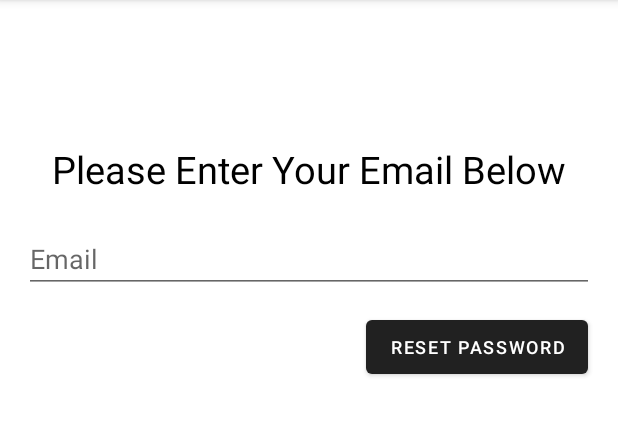
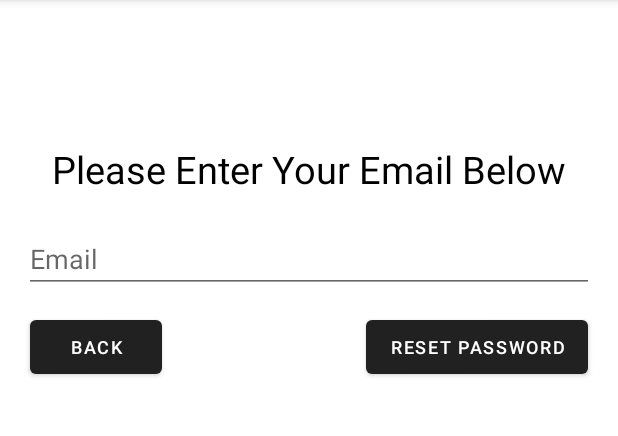
Before and after one commit to Killian-H/Mobile-Application-Project, an Android app: the PasswordFragment screen opened through its navigation route, on a phone screen of 412 x 824 dp, the part 84-520 px from its top. Run offline under Robolectric (Android 15) with nearby library versions, the phone set to English and light mode, and no system bars; our stand-ins replace Volley, navigation-ui; libraries missing offline, so code that uses them is left out: com.auth0.android, me.pushy.sdk; 2 statements that could not run were skipped.

Commit message:
Added back button to forgot password.

```diff
--- a/app/src/main/java/edu/uw/tcss450/group7/chatapp/ui/auth/signin/PasswordFragment.java
+++ b/app/src/main/java/edu/uw/tcss450/group7/chatapp/ui/auth/signin/PasswordFragment.java
@@ -35,10 +35,6 @@ public class PasswordFragment extends Fragment {
     FragmentPasswordBinding mBinding;
 
     private String mCode = "";
-    // Validation for proper email formatting.
-    private PasswordValidator mEmailValidator = checkPwdLength(2)
-            .and(checkExcludeWhiteSpace())
-            .and(checkPwdSpecialChar("@"));
 
     @Override
     public void onCreate(@Nullable Bundle savedInstanceState) {
@@ -56,6 +52,11 @@ public class PasswordFragment extends Fragment {
 
     @Override
     public void onViewCreated(@NonNull View view, @Nullable Bundle savedInstanceState) {
+        mBinding.buttonBack.setOnClickListener(view1 -> {
+            Navigation.findNavController(getView()).navigate
+                    (edu.uw.tcss450.group7.chatapp.ui.auth.signin.
+                            PasswordFragmentDirections.actionPasswordFragmentToSignInFragment());
+        });
         mBinding.buttonReset.setOnClickListener(view1 -> {
             if (mBinding.usernameReset.getText() != null) {
                 mModel.connectForgetPass(mBinding.usernameReset.getText().toString());
@@ -72,7 +73,7 @@ public class PasswordFragment extends Fragment {
                                         mBinding.usernameReset.getText().clear();
                                     }
                                 }).show();
-                    }
+                    } else {
                         final EditText input = new EditText(this.getView().getContext());
                         new MaterialAlertDialogBuilder(this.getView().getContext())
                                 .setMessage("An email with a verification code has been sent to " +
@@ -89,6 +90,7 @@ public class PasswordFragment extends Fragment {
                                                         PasswordFragmentDirections.actionPasswordFragmentToPasswordResetFragment());
                                     }
                                 }).show();
+                    }
                 }
             });
     }
--- a/app/src/main/res/layout/fragment_password.xml
+++ b/app/src/main/res/layout/fragment_password.xml
@@ -45,4 +45,15 @@
         app:layout_constraintTop_toBottomOf="@id/username_reset"
         app:layout_constraintEnd_toEndOf="parent" />
 
+    <Button
+        android:id="@+id/button_back"
+        android:layout_width="wrap_content"
+        android:layout_height="wrap_content"
+        android:text="@string/nav_back"
+        android:layout_marginStart="20dp"
+        android:layout_marginTop="12dp"
+        android:textSize="12dp"
+        app:layout_constraintTop_toBottomOf="@id/username_reset"
+        app:layout_constraintStart_toStartOf="parent" />
+
 </androidx.constraintlayout.widget.ConstraintLayout>
--- a/app/src/main/res/navigation/auth_graph.xml
+++ b/app/src/main/res/navigation/auth_graph.xml
@@ -65,6 +65,9 @@
             app:destination="@+id/passwordResetFragment"
             app:exitAnim="@android:anim/slide_out_right"
             app:enterAnim="@android:anim/slide_in_left" />
+        <action
+            android:id="@+id/action_passwordFragment_to_signInFragment"
+            app:destination="@+id/SignInFragment"/>
     </fragment>
 
     <fragment
--- a/app/src/main/res/values/strings.xml
+++ b/app/src/main/res/values/strings.xml
@@ -2,6 +2,7 @@
     <string name="app_name">Tea Time</string>
     <string name="hint_email">Email</string>
     <string name="forgot_password">Forgot Password?</string>
+    <string name="nav_back">Back</string>
     <string name="enter_email">Enter Email</string>
     <string name="field_instruct">Please Enter Your Email Below</string>
     <string name="reset_password">Reset Password</string>
```
